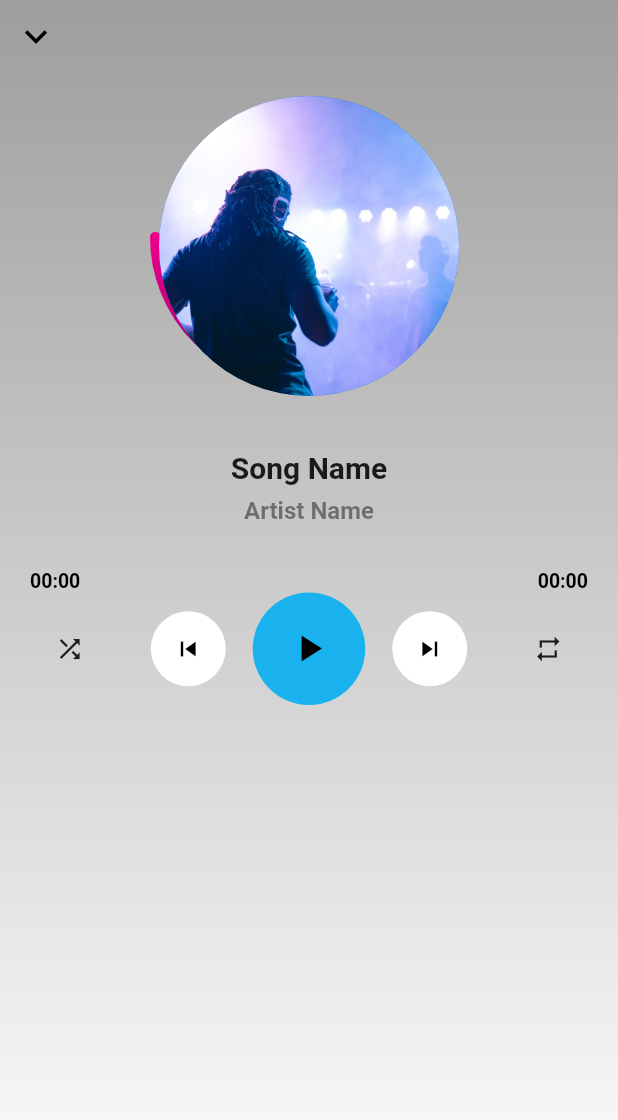
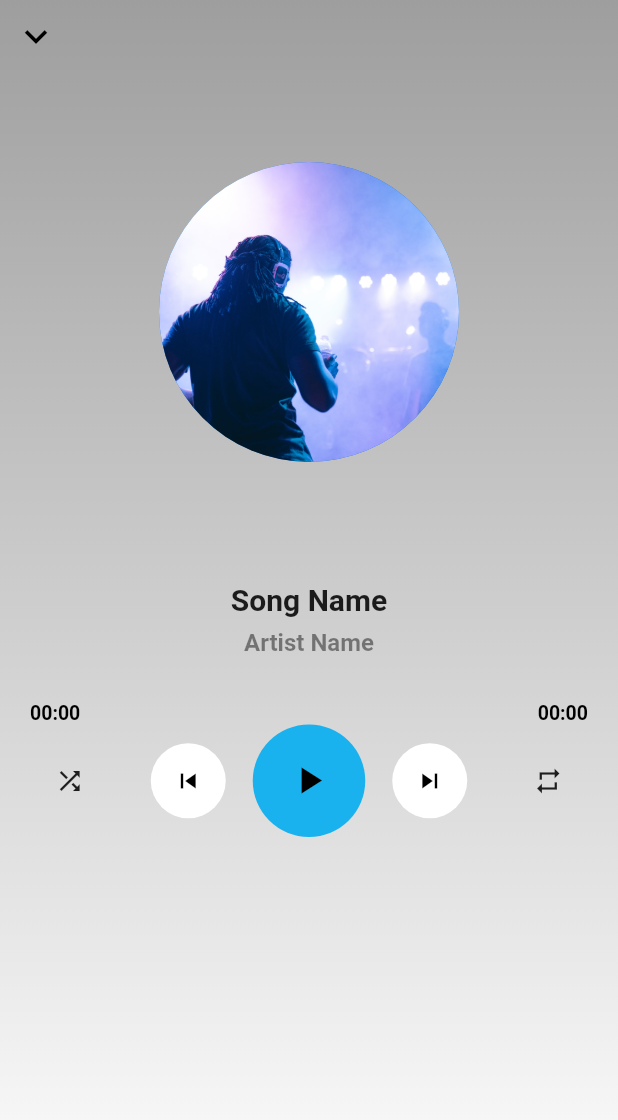
Before and after one commit to devenderbutani21/musicplayerflutterapp, a Flutter app: the HomeScreen screen opened directly, on a phone screen of 412 x 824 dp. Shown: the top 1120 px of the screen. Run offline on Flutter 3.47's test engine with Material 2 defaults, Android fonts, the phone set to English and light mode, and no system bars; drawn by our look-alikes of sleek_circular_slider; our stand-ins replace audioplayers, file_picker.

Commit message:
Design Change Initiated

```diff
--- a/lib/main.dart
+++ b/lib/main.dart
@@ -1,5 +1,6 @@
 import 'package:flutter/material.dart';
-import 'screens/home/home.dart';
+//import 'screens/home.dart';
+import 'screens/music_player.dart';
 
 void main() => runApp(MyApp());
 
@@ -12,7 +13,7 @@ class MyApp extends StatelessWidget {
       theme: ThemeData(
         primarySwatch: Colors.blue,
       ),
-      home: HomeScreen(),
+      home: MusicPlayer(),
     );
   }
 }
--- a/lib/screens/home/home.dart
+++ b/lib/screens/home.dart
@@ -46,11 +46,13 @@ class _HomeScreenState extends State<HomeScreen> {
     String filePath = "";
     String songName = "Song Name";
     if (filePath != "") {
-      songName = filePath.split('/').last;
+      songName = filePath
+          .split('/')
+          .last;
     }
     SystemChrome.setPreferredOrientations([
       DeviceOrientation.portraitUp,
-    ]); // For only allowing portrait view of the player
+    ]);
     return Scaffold(
 //      backgroundColor: Colors.blueGrey.shade100,
 //      backgroundColor: Colors.black54,
@@ -69,7 +71,7 @@ class _HomeScreenState extends State<HomeScreen> {
 //                    Color.fromARGB(255, 218,120,221),
 //                    Color.fromARGB(255, 249,123,160),
 //                    Color.fromARGB(255, 250,112,137),
-              ])),
+                  ])),
           child: Column(
             children: <Widget>[
               Row(
@@ -85,7 +87,7 @@ class _HomeScreenState extends State<HomeScreen> {
                       onPressed: () async {
                         filePath = await FilePicker.getFilePath();
                         int status =
-                            await _audioPlayer.play(filePath, isLocal: true);
+                        await _audioPlayer.play(filePath, isLocal: true);
 
                         if (status == 1) {
                           setState(() {
@@ -101,44 +103,45 @@ class _HomeScreenState extends State<HomeScreen> {
                 height: 10,
               ),
               Center(
-                child: Stack(
+                child: Column(
                   children: <Widget>[
+//                    Container(
+////                      height: 300,
+////                      width: 300,
+////                      alignment: Alignment.center,
+//                      child: SleekCircularSlider(
+//                        min: 0.0,
+//                        max: completeTimeSlider,
+//                        initialValue: 0.0 ?? currentTimeSlider,
+//                        appearance: CircularSliderAppearance(
+//                          size: 200,
+//                          startAngle: 180,
+//                          angleRange: 180,
+//                          counterClockwise: true,
+//                          customWidths: CustomSliderWidths(progressBarWidth: 7),
+//                        ),
+//                        onChange: (value) {
+//                          setState(() {
+//                            _audioPlayer.seek(Duration(
+//                                milliseconds: (value / 1000.0).toInt()));
+//                            value = currentTimeSlider;
+//                          });
+//                        },
+//                        onChangeStart: (double startValue) {
+//                          // callback providing a starting value (when a pan gesture starts)
+//                        },
+//                        onChangeEnd: (double endValue) {
+//                          // ucallback providing an ending value (when a pan gesture ends)
+//                        },
+//                        innerWidget: (double value) {
+//                          // use your custom widget inside the slider (gets a slider value from the callback)
+//                        },
+//                      ),
+//                    ),
                     Container(
-//                      height: 300,
-//                      width: 300,
-//                      alignment: Alignment.center,
-                      child: SleekCircularSlider(
-                        min: 0.0,
-                        max: completeTimeSlider,
-                        initialValue:  0.0 ?? currentTimeSlider,
-                        appearance: CircularSliderAppearance(
-                          size: 200,
-                          startAngle: 180,
-                          angleRange: 180,
-                          counterClockwise: true,
-                          customWidths: CustomSliderWidths(progressBarWidth: 7),
-                        ),
-                        onChange: (value) {
-                          setState(() {
-                            _audioPlayer.seek(Duration(milliseconds: (value/1000.0).toInt()));
-                            value = currentTimeSlider;
-                          });
-                        },
-                        onChangeStart: (double startValue) {
-                          // callback providing a starting value (when a pan gesture starts)
-                        },
-                        onChangeEnd: (double endValue) {
-                          // ucallback providing an ending value (when a pan gesture ends)
-                        },
-                        innerWidget: (double value) {
-                          // use your custom widget inside the slider (gets a slider value from the callback)
-                        },
-                      ),
-                    ),
-                    Container(
-//                      height: 300,
-//                      width: 300,
-//                      alignment: Alignment.center,
+                      height: 300,
+                      width: 300,
+                      alignment: Alignment.center,
                       padding: EdgeInsets.all(6),
                       child: CircleAvatar(
                         backgroundImage: AssetImage('assets/2.jpg'),
```
Also changed, not shown: lib/screens/music_player.dart (added, +45 -0 lines), pubspec.lock.
